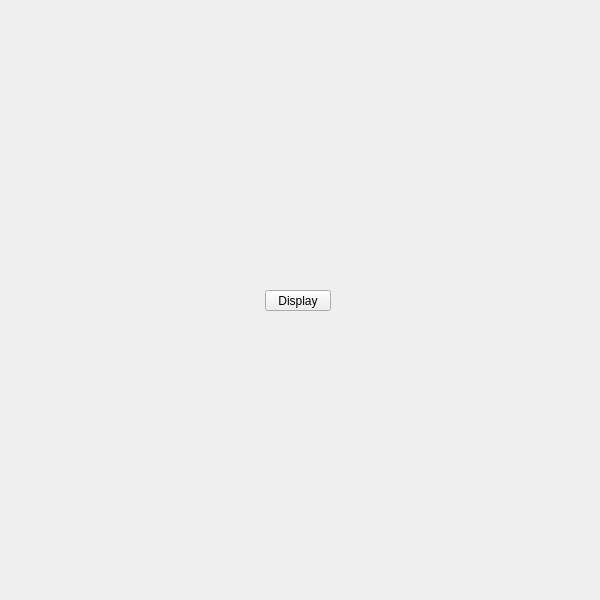
Before: the Qt Designer form ui/display_submenu.ui in m3trik/Scripts_portable, drawn with Qt 5.
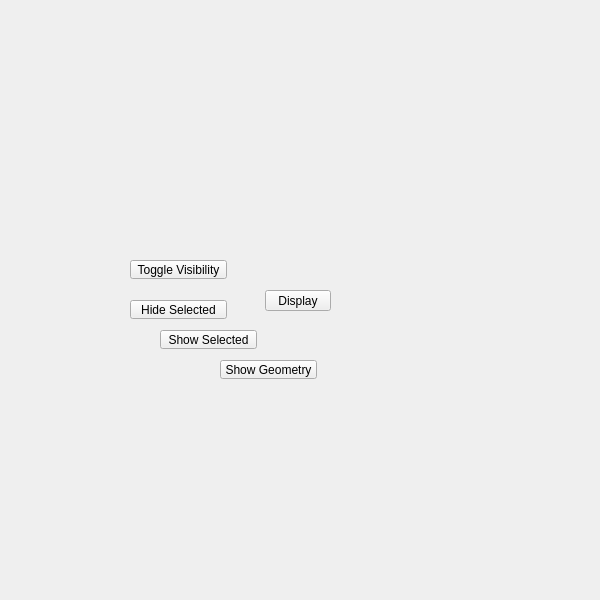
After: the same form once the commit is applied.

The edit to the form file:
```diff
--- a/ui/display_submenu.ui
+++ b/ui/display_submenu.ui
@@ -87,6 +87,82 @@
      <string>Display</string>
     </property>
    </widget>
+   <widget class="QPushButton" name="b001">
+    <property name="geometry">
+     <rect>
+      <x>130</x>
+      <y>260</y>
+      <width>97</width>
+      <height>19</height>
+     </rect>
+    </property>
+    <property name="minimumSize">
+     <size>
+      <width>0</width>
+      <height>19</height>
+     </size>
+    </property>
+    <property name="text">
+     <string>Toggle Visibility</string>
+    </property>
+   </widget>
+   <widget class="QPushButton" name="b002">
+    <property name="geometry">
+     <rect>
+      <x>130</x>
+      <y>300</y>
+      <width>97</width>
+      <height>19</height>
+     </rect>
+    </property>
+    <property name="minimumSize">
+     <size>
+      <width>0</width>
+      <height>19</height>
+     </size>
+    </property>
+    <property name="text">
+     <string>Hide Selected</string>
+    </property>
+   </widget>
+   <widget class="QPushButton" name="b004">
+    <property name="geometry">
+     <rect>
+      <x>220</x>
+      <y>360</y>
+      <width>97</width>
+      <height>19</height>
+     </rect>
+    </property>
+    <property name="minimumSize">
+     <size>
+      <width>0</width>
+      <height>19</height>
+     </size>
+    </property>
+    <property name="text">
+     <string>Show Geometry</string>
+    </property>
+   </widget>
+   <widget class="QPushButton" name="b003">
+    <property name="geometry">
+     <rect>
+      <x>160</x>
+      <y>330</y>
+      <width>97</width>
+      <height>19</height>
+     </rect>
+    </property>
+    <property name="minimumSize">
+     <size>
+      <width>0</width>
+      <height>19</height>
+     </size>
+    </property>
+    <property name="text">
+     <string>Show Selected</string>
+    </property>
+   </widget>
   </widget>
  </widget>
  <resources/>
```
